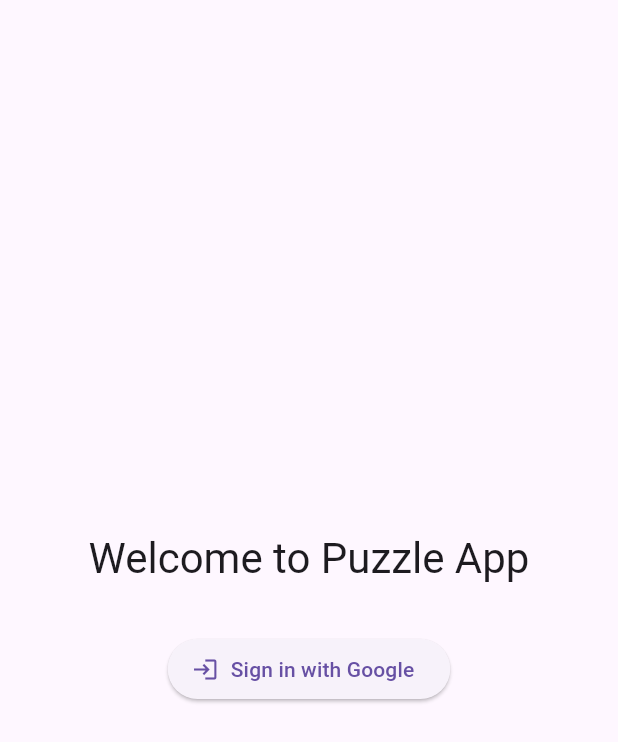
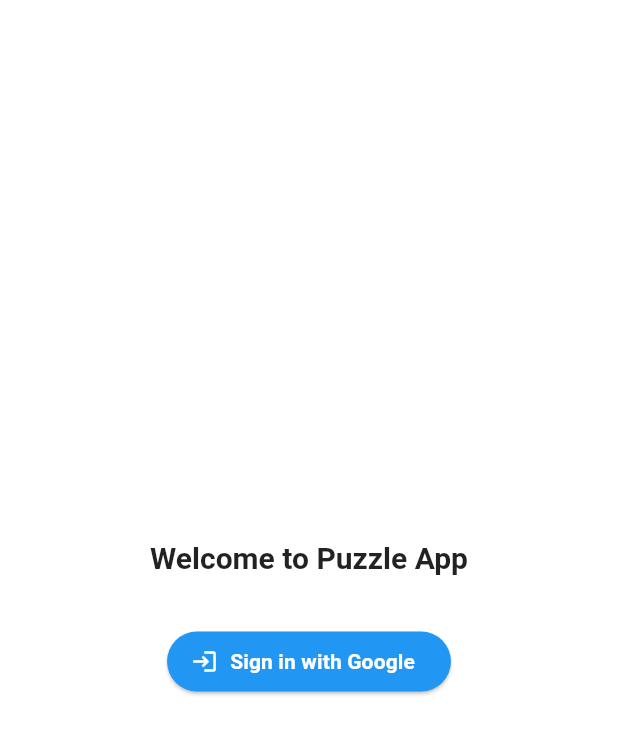
Before and after one commit to ajay020/Puzzle-Bee, a Flutter app: the screen it shows after launch, on a phone screen of 412 x 824 dp. Shown: the top 742 px of the screen. Run offline on Flutter 3.47's test engine with Material 3 defaults, Android fonts, the phone set to English and light mode, and no system bars; our stand-ins replace cloud_firestore, equatable, firebase_auth, firebase_core, flutter_bloc, google_sign_in and 1 more; accounts and stored records are empty.

Commit message:
implement dark theme

```diff
--- a/lib/app.dart
+++ b/lib/app.dart
@@ -1,5 +1,8 @@
 import 'package:flutter/material.dart';
 import 'package:flutter_bloc/flutter_bloc.dart';
+import 'package:provider/provider.dart';
+import 'package:puzzle_bee/core/theme/theme.dart';
+import 'package:puzzle_bee/core/theme/theme_provider.dart';
 import 'package:puzzle_bee/presentation/blocs/auth/auth_bloc.dart';
 import 'package:puzzle_bee/presentation/blocs/auth/auth_state.dart';
 import 'package:puzzle_bee/presentation/screens/login_screen.dart';
@@ -10,9 +13,14 @@
 
   @override
   Widget build(BuildContext context) {
+    final themeProvider = Provider.of<ThemeProvider>(context);
+
     return MaterialApp(
       title: "PuzzleBee",
       debugShowCheckedModeBanner: false,
+      themeMode: themeProvider.isDarkTheme ? ThemeMode.dark : ThemeMode.light,
+      theme: AppTheme.lightTheme,
+      darkTheme: AppTheme.darkTheme,
       home: AuthWrapper(),
     );
   }
--- /dev/null
+++ b/lib/core/theme/theme.dart
@@ -0,0 +1,119 @@
+import 'package:flutter/material.dart';
+
+class AppTheme {
+  static ThemeData lightTheme = ThemeData(
+    brightness: Brightness.light,
+    primaryColor: Colors.blue, // Main color for the app
+    scaffoldBackgroundColor: Colors.white, // Background color
+    cardColor: Colors.white,
+    appBarTheme: AppBarTheme(
+      backgroundColor: Colors.blue,
+      titleTextStyle: TextStyle(color: Colors.white, fontSize: 20),
+      iconTheme: IconThemeData(color: Colors.white),
+    ),
+    textTheme: TextTheme(
+      displayLarge: TextStyle(
+          fontSize: 32,
+          fontWeight: FontWeight.bold,
+          color: Colors.black), // Large Headline
+      displayMedium: TextStyle(
+          fontSize: 28, fontWeight: FontWeight.w600, color: Colors.black87),
+      displaySmall: TextStyle(
+          fontSize: 24, fontWeight: FontWeight.w500, color: Colors.black87),
+
+      headlineLarge: TextStyle(
+          fontSize: 22,
+          fontWeight: FontWeight.bold,
+          color: Colors.black), // Headlines
+      headlineMedium: TextStyle(
+          fontSize: 20, fontWeight: FontWeight.bold, color: Colors.black87),
+      headlineSmall: TextStyle(
+          fontSize: 18, fontWeight: FontWeight.bold, color: Colors.black87),
+
+      titleLarge: TextStyle(
+        fontSize: 18,
+        fontWeight: FontWeight.w600,
+        color: Colors.black,
+      ), // Titles
+      titleMedium: TextStyle(
+          fontSize: 16, fontWeight: FontWeight.w500, color: Colors.black87),
+      titleSmall: TextStyle(
+          fontSize: 14, fontWeight: FontWeight.w500, color: Colors.black87),
+
+      bodyLarge: TextStyle(fontSize: 16, color: Colors.black), // Body Text
+      bodyMedium: TextStyle(fontSize: 14, color: Colors.black87),
+      bodySmall: TextStyle(fontSize: 12, color: Colors.black54),
+
+      labelLarge: TextStyle(
+          fontSize: 14,
+          fontWeight: FontWeight.w600,
+          color: Colors.black), // Buttons, Labels
+      labelMedium: TextStyle(
+          fontSize: 12, fontWeight: FontWeight.w500, color: Colors.black87),
+      labelSmall: TextStyle(
+          fontSize: 10, fontWeight: FontWeight.w400, color: Colors.black54),
+    ),
+    switchTheme: SwitchThemeData(
+      thumbColor: WidgetStateProperty.all(Colors.blue),
+      trackColor: WidgetStateProperty.all(Colors.blue.shade200),
+    ),
+
+    elevatedButtonTheme: ElevatedButtonThemeData(
+      style: ElevatedButton.styleFrom(
+        backgroundColor: Colors.blue,
+        foregroundColor: Colors.white,
+      ),
+    ),
+  );
+
+  static ThemeData darkTheme = ThemeData(
+    brightness: Brightness.dark,
+    primaryColor: Colors.orange, // Dark theme main color
+    scaffoldBackgroundColor: Colors.black, // Dark background
+    cardColor: Colors.grey[900],
+    appBarTheme: AppBarTheme(
+      backgroundColor: Colors.orange,
+      titleTextStyle: TextStyle(color: Colors.black, fontSize: 20),
+      iconTheme: IconThemeData(color: Colors.black),
+    ),
+    textTheme: TextTheme(
+      displayLarge: TextStyle(
+          fontSize: 32, fontWeight: FontWeight.bold, color: Colors.white),
+      displayMedium: TextStyle(
+          fontSize: 28, fontWeight: FontWeight.w600, color: Colors.white70),
+      displaySmall: TextStyle(
+          fontSize: 24, fontWeight: FontWeight.w500, color: Colors.white70),
+      headlineLarge: TextStyle(
+          fontSize: 22, fontWeight: FontWeight.bold, color: Colors.white),
+      headlineMedium: TextStyle(
+          fontSize: 20, fontWeight: FontWeight.bold, color: Colors.white70),
+      headlineSmall: TextStyle(
+          fontSize: 18, fontWeight: FontWeight.bold, color: Colors.white70),
+      titleLarge: TextStyle(
+          fontSize: 18, fontWeight: FontWeight.w600, color: Colors.white),
+      titleMedium: TextStyle(
+          fontSize: 16, fontWeight: FontWeight.w500, color: Colors.white70),
+      titleSmall: TextStyle(
+          fontSize: 14, fontWeight: FontWeight.w500, color: Colors.white70),
+      bodyLarge: TextStyle(fontSize: 16, color: Colors.white),
+      bodyMedium: TextStyle(fontSize: 14, color: Colors.white70),
+      bodySmall: TextStyle(fontSize: 12, color: Colors.white60),
+      labelLarge: TextStyle(
+          fontSize: 14, fontWeight: FontWeight.w600, color: Colors.white),
+      labelMedium: TextStyle(
+          fontSize: 12, fontWeight: FontWeight.w500, color: Colors.white70),
+      labelSmall: TextStyle(
+          fontSize: 10, fontWeight: FontWeight.w400, color: Colors.white60),
+    ),
+    switchTheme: SwitchThemeData(
+      thumbColor: WidgetStateProperty.all(Colors.orange),
+      trackColor: WidgetStateProperty.all(Colors.orange.shade200),
+    ),
+    elevatedButtonTheme: ElevatedButtonThemeData(
+      style: ElevatedButton.styleFrom(
+        backgroundColor: Colors.orange,
+        foregroundColor: Colors.black,
+      ),
+    ),
+  );
+}
--- /dev/null
+++ b/lib/core/theme/theme_provider.dart
@@ -0,0 +1,31 @@
+import 'package:flutter/material.dart';
+import 'package:shared_preferences/shared_preferences.dart';
+
+class ThemeProvider extends ChangeNotifier {
+  bool _isDarkTheme = false;
+
+  bool get isDarkTheme => _isDarkTheme;
+
+  ThemeProvider() {
+    _loadThemePreference();
+  }
+
+  // Load saved theme preference
+  Future<void> _loadThemePreference() async {
+    Brightness brightness =
+        WidgetsBinding.instance.platformDispatcher.platformBrightness;
+    bool isSystemThemeDark = brightness == Brightness.dark;
+
+    SharedPreferences prefs = await SharedPreferences.getInstance();
+    _isDarkTheme = prefs.getBool('darkTheme') ?? isSystemThemeDark;
+    notifyListeners();
+  }
+
+  // Toggle theme and save preference
+  Future<void> toggleTheme() async {
+    _isDarkTheme = !_isDarkTheme;
+    SharedPreferences prefs = await SharedPreferences.getInstance();
+    await prefs.setBool('darkTheme', _isDarkTheme);
+    notifyListeners();
+  }
+}
--- a/lib/presentation/screens/home_screen.dart
+++ b/lib/presentation/screens/home_screen.dart
@@ -106,11 +106,11 @@
           width: 120,
           height: 140,
           decoration: BoxDecoration(
-            color: Colors.white,
+            color: Theme.of(context).cardColor,
             borderRadius: BorderRadius.circular(12),
             boxShadow: [
               BoxShadow(
-                color: Colors.black.withOpacity(0.1),
+                color: Colors.black.withAlpha(1),
                 blurRadius: 4,
                 offset: const Offset(0, 2),
               ),
--- a/lib/presentation/screens/match_pair_puzzle_screen.dart
+++ b/lib/presentation/screens/match_pair_puzzle_screen.dart
@@ -316,7 +316,7 @@
     } else if (selectedLeftItem == item || selectedRightItem == item) {
       return Colors.blue;
     } else {
-      return Colors.grey[300]!;
+      return Theme.of(context).cardColor;
     }
   }
 
--- a/pubspec.yaml
+++ b/pubspec.yaml
@@ -15,6 +15,7 @@
     sdk: flutter
   flutter_bloc: ^9.0.0
   google_sign_in: ^6.2.2
+  provider: ^6.1.2
   shared_preferences: ^2.5.2
 
 dev_dependencies:
```
Also changed, not shown: lib/main.dart (+6 -2 lines), lib/presentation/screens/profile_screen.dart (+12 -0 lines), lib/presentation/screens/settings_screen.dart (added, +98 -0 lines), pubspec.lock, 4 other files.
